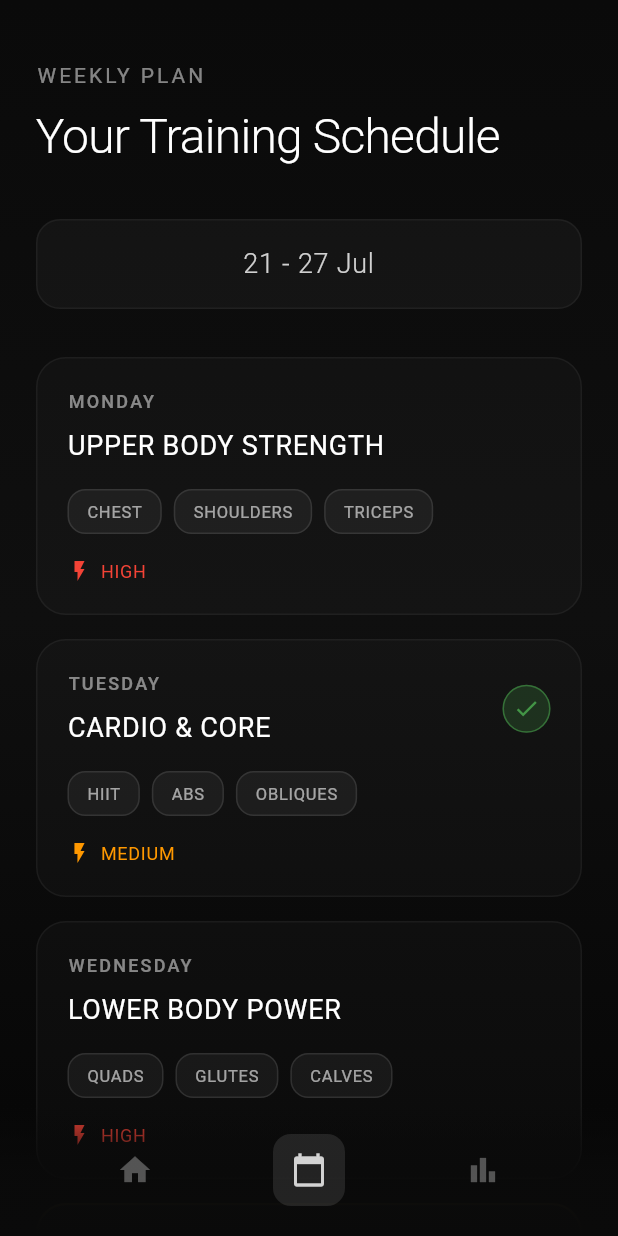
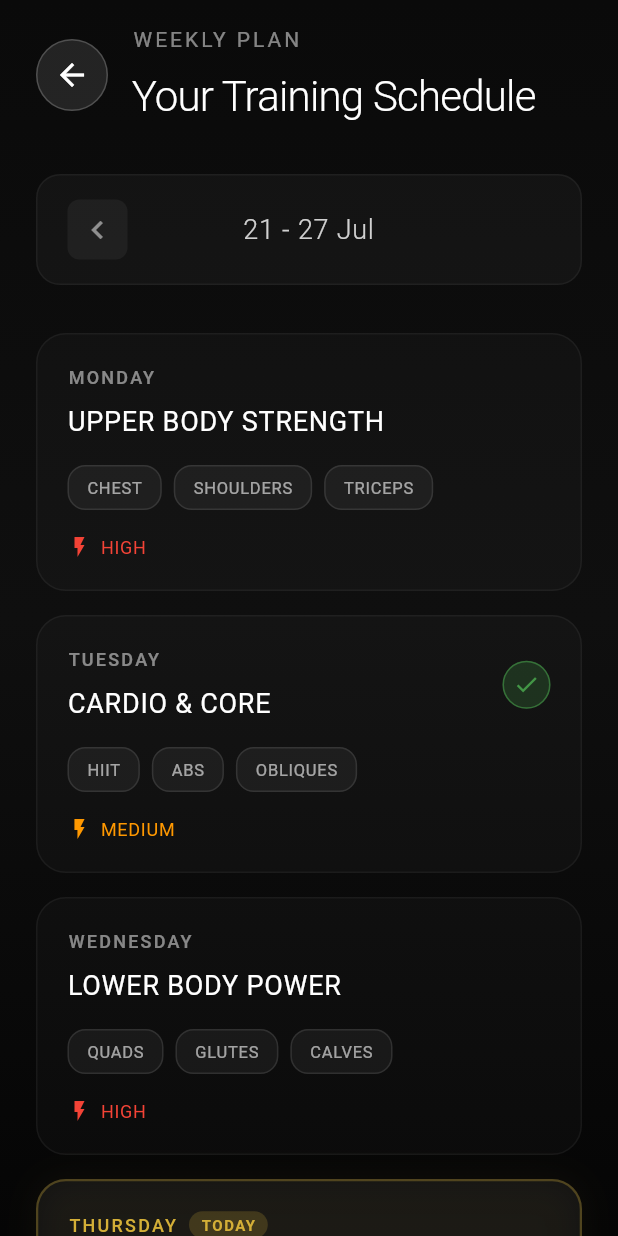
Before and after one commit to M3kko/peakfit-final, a Flutter app: the ScheduleScreen screen opened directly, on a phone screen of 412 x 824 dp. Run offline on Flutter 3.47's test engine with Material 3 defaults, Android fonts, the phone set to English and light mode, and no system bars; our stand-ins replace cloud_firestore, cloud_functions, firebase_auth, firebase_core, firebase_storage, fl_chart and 2 more; accounts and stored records are empty.

Commit message:
made navigation completely working

```diff
--- a/lib/screens/schedule_screen.dart
+++ b/lib/screens/schedule_screen.dart
@@ -15,18 +15,12 @@ class _ScheduleScreenState extends State<ScheduleScreen>
   late AnimationController _entryController;
   late AnimationController _glowController;
   late AnimationController _dayCardController;
-  late AnimationController _navBarController;
 
   // Animations
   late Animation<double> _fadeIn;
   late Animation<double> _slideUp;
   late Animation<double> _glow;
   late Animation<double> _dayCardScale;
-  late Animation<double> _navBarSlide;
-
-  // Scroll Controller
-  late ScrollController _scrollController;
-  bool _isNavBarVisible = true;
 
   // Current week
   int _currentWeekOffset = 0;
@@ -83,7 +77,6 @@ class _ScheduleScreenState extends State<ScheduleScreen>
     super.initState();
     _initializeWeek();
     _initAnimations();
-    _initScrollController();
     _startAnimations();
   }
 
@@ -106,11 +99,6 @@ class _ScheduleScreenState extends State<ScheduleScreen>
 
     _dayCardController = AnimationController(
       duration: const Duration(milliseconds: 800),
-      vsync: this,
-    );
-
-    _navBarController = AnimationController(
-      duration: const Duration(milliseconds: 300),
       vsync: this,
     );
 
@@ -142,27 +130,6 @@ class _ScheduleScreenState extends State<ScheduleScreen>
       parent: _dayCardController,
       curve: Curves.easeOutBack,
     ));
-
-    _navBarSlide = Tween<double>(
-      begin: 0.0,
-      end: 100.0,
-    ).animate(CurvedAnimation(
-      parent: _navBarController,
-      curve: Curves.easeInOut,
-    ));
-  }
-
-  void _initScrollController() {
-    _scrollController = ScrollController();
-    _scrollController.addListener(() {
-      if (_scrollController.offset > 50 && _isNavBarVisible) {
-        setState(() => _isNavBarVisible = false);
-        _navBarController.forward();
-      } else if (_scrollController.offset <= 50 && !_isNavBarVisible) {
-        setState(() => _isNavBarVisible = true);
-        _navBarController.reverse();
-      }
-    });
   }
 
   void _startAnimations() {
@@ -177,14 +144,21 @@ class _ScheduleScreenState extends State<ScheduleScreen>
     _entryController.dispose();
     _glowController.dispose();
     _dayCardController.dispose();
-    _navBarController.dispose();
-    _scrollController.dispose();
     super.dispose();
   }
 
   void _goToPreviousWeek() {
     setState(() {
       _currentWeekOffset--;
+      _dayCardController.reset();
+      _dayCardController.forward();
+    });
+    HapticFeedback.lightImpact();
+  }
+
+  void _goToNextWeek() {
+    setState(() {
+      _currentWeekOffset++;
       _dayCardController.reset();
       _dayCardController.forward();
     });
@@ -249,7 +223,6 @@ class _ScheduleScreenState extends State<ScheduleScreen>
               },
             ),
           ),
-          _buildBottomNav(),
         ],
       ),
     );
@@ -274,22 +247,44 @@ class _ScheduleScreenState extends State<ScheduleScreen>
 
   Widget _buildScheduleContent() {
     return ListView(
-      controller: _scrollController,
       padding: const EdgeInsets.symmetric(horizontal: 24),
       children: [
-        const SizedBox(height: 40),
-        _buildPageTitle(),
+        const SizedBox(height: 16),
+        _buildHeader(),
         const SizedBox(height: 32),
         _buildWeekSelector(),
         const SizedBox(height: 32),
         _buildScheduleList(),
-        const SizedBox(height: 100), // Bottom padding for nav bar
+        const SizedBox(height: 32),
       ],
     );
   }
 
-  Widget _buildPageTitle() {
-    return Column(
+  Widget _buildHeader() {
+    return Row(
+      children: [
+        GestureDetector(
+          onTap: () => Navigator.pop(context),
+          child: Container(
+            width: 48,
+            height: 48,
+            decoration: BoxDecoration(
+              color: Colors.white.withOpacity(0.1),
+              shape: BoxShape.circle,
+              border: Border.all(
+                color: Colors.white.withOpacity(0.2),
+              ),
+            ),
+            child: const Icon(
+              Icons.arrow_back,
+              color: Colors.white,
+              size: 24,
+            ),
+          ),
+        ),
+        const SizedBox(width: 16),
+        Expanded(
+          child: Column(
             crossAxisAlignment: CrossAxisAlignment.start,
             children: [
               Text(
@@ -306,9 +301,12 @@ class _ScheduleScreenState extends State<ScheduleScreen>
                 'Your Training Schedule',
                 style: TextStyle(
                   color: Colors.white,
-            fontSize: 32,
+                  fontSize: 28,
                   fontWeight: FontWeight.w300,
                   letterSpacing: -0.5,
+                ),
+              ),
+            ],
           ),
         ),
       ],
@@ -328,17 +326,23 @@ class _ScheduleScreenState extends State<ScheduleScreen>
       ),
       child: Row(
         children: [
-          if (_currentWeekOffset < 0)
-            IconButton(
-              onPressed: _goToPreviousWeek,
-              icon: Icon(
+          // Previous week button
+          GestureDetector(
+            onTap: _goToPreviousWeek,
+            child: Container(
+              width: 40,
+              height: 40,
+              decoration: BoxDecoration(
+                color: Colors.white.withOpacity(0.05),
+                borderRadius: BorderRadius.circular(8),
+              ),
+              child: Icon(
                 Icons.chevron_left,
                 color: Colors.white.withOpacity(0.5),
+                size: 24,
               ),
-              padding: EdgeInsets.zero,
-            )
-          else
-            const SizedBox(width: 48), // Placeholder for alignment
+            ),
+          ),
           Expanded(
             child: Text(
               _getWeekDateRange(),
@@ -351,7 +355,26 @@ class _ScheduleScreenState extends State<ScheduleScreen>
               textAlign: TextAlign.center,
             ),
           ),
-          const SizedBox(width: 48), // Balance right side
+          // Next week button (only visible if not on current week)
+          if (_currentWeekOffset < 0)
+            GestureDetector(
+              onTap: _goToNextWeek,
+              child: Container(
+                width: 40,
+                height: 40,
+                decoration: BoxDecoration(
+                  color: Colors.white.withOpacity(0.05),
+                  borderRadius: BorderRadius.circular(8),
+                ),
+                child: Icon(
+                  Icons.chevron_right,
+                  color: Colors.white.withOpacity(0.5),
+                  size: 24,
+                ),
+              ),
+            )
+          else
+            const SizedBox(width: 40), // Placeholder for alignment
         ],
       ),
     );
@@ -565,66 +588,4 @@ class _ScheduleScreenState extends State<ScheduleScreen>
       ),
     );
   }
-
-  Widget _buildBottomNav() {
-    return Positioned(
-      bottom: 0,
-      left: 0,
-      right: 0,
-      child: AnimatedBuilder(
-        animation: _navBarSlide,
-        builder: (context, child) {
-          return Transform.translate(
-            offset: Offset(0, _navBarSlide.value),
-            child: Container(
-              padding: const EdgeInsets.symmetric(horizontal: 32, vertical: 20),
-              decoration: BoxDecoration(
-                gradient: LinearGradient(
-                  begin: Alignment.bottomCenter,
-                  end: Alignment.topCenter,
-                  colors: [
-                    const Color(0xFF0A0A0A),
-                    const Color(0xFF0A0A0A).withOpacity(0.9),
-                    const Color(0xFF0A0A0A).withOpacity(0),
-                  ],
-                  stops: const [0.0, 0.5, 1.0],
-                ),
-              ),
-              child: Row(
-                mainAxisAlignment: MainAxisAlignment.spaceAround,
-                children: [
-                  _buildNavItem(Icons.home, false, 0),
-                  _buildNavItem(Icons.calendar_today, true, 1),
-                  _buildNavItem(Icons.bar_chart, false, 2),
-                ],
-              ),
-            ),
-          );
-        },
-      ),
-    );
 }
-
-  Widget _buildNavItem(IconData icon, bool isActive, int index) {
-    return GestureDetector(
-      onTap: () {
-        HapticFeedback.lightImpact();
-        if (index != 1) {
-          Navigator.pop(context);
-        }
-      },
-      child: Container(
-        padding: const EdgeInsets.all(12),
-        decoration: BoxDecoration(
-          borderRadius: BorderRadius.circular(12),
-          color: isActive ? Colors.white.withOpacity(0.1) : Colors.transparent,
-        ),
-        child: Icon(
-          icon,
-          color: Colors.white.withOpacity(isActive ? 0.8 : 0.3),
-          size: 24,
-        ),
-      ),
-    );
-  }
-}
```
Lines whose indentation alone changed are shown as unchanged.
